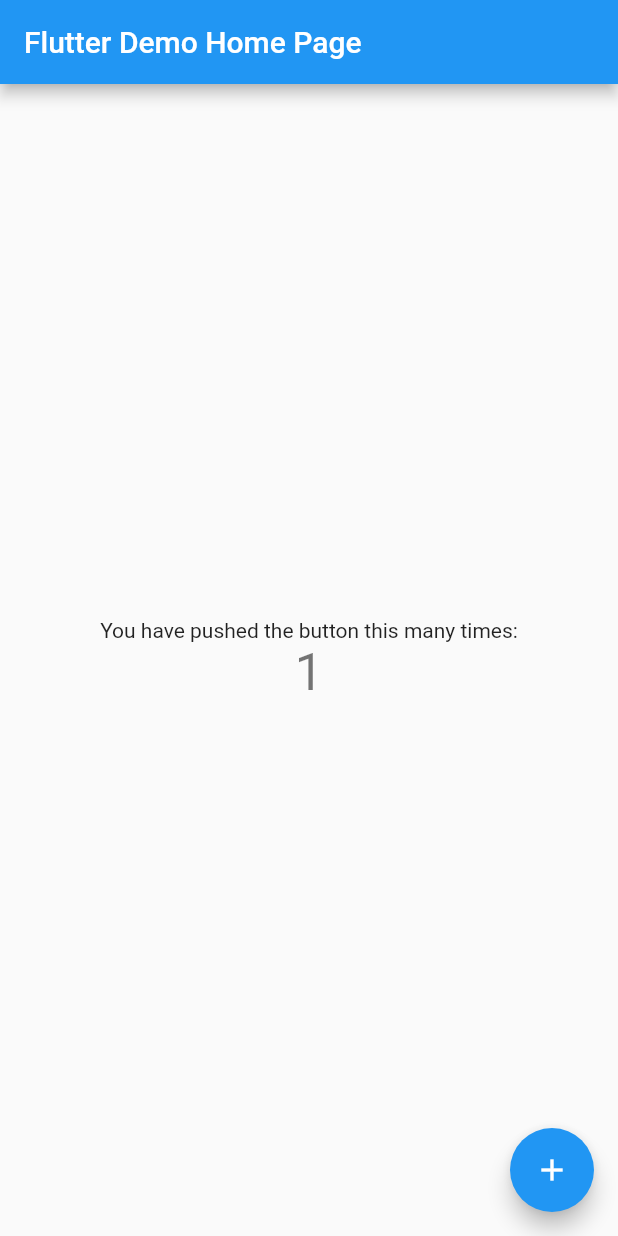
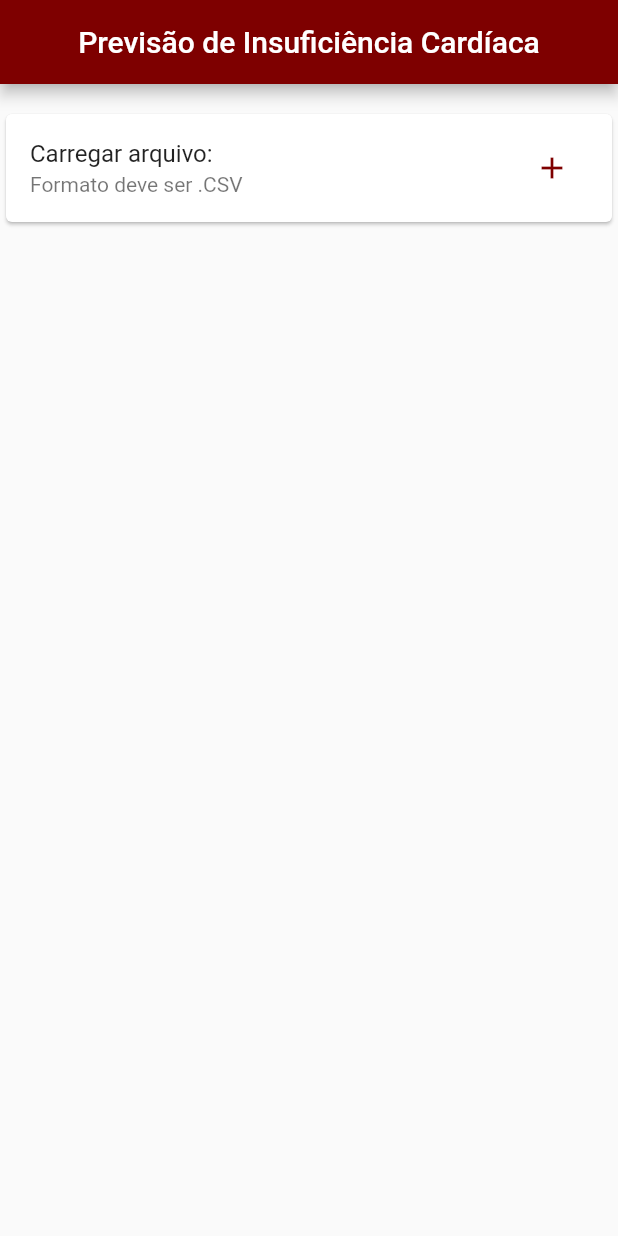
Before and after one commit to GuilhermeHSP/APP_Cardio, a Flutter app: the screen it shows after launch, after a tap on the "add" icon, on a phone screen of 412 x 824 dp. Run offline on Flutter 3.47's test engine with Material 2 defaults, Android fonts, the phone set to English and light mode, and no system bars; our stand-ins replace file_picker.

Commit message:
Reenviando todo o progresso anterior

```diff
--- a/cardio_app/lib/main.dart
+++ b/cardio_app/lib/main.dart
@@ -1,115 +1,61 @@
+import 'dart:io';
+import 'package:file_picker/file_picker.dart';
 import 'package:flutter/material.dart';
 
-void main() {
-  runApp(const MyApp());
+main() => runApp(const CardioApp());
+
+void teste() {
+  // ignore: avoid_print
+  print('TESTE');
 }
 
-class MyApp extends StatelessWidget {
-  const MyApp({super.key});
+void carregarArquivo() async {
+  FilePickerResult? result = await FilePicker.platform.pickFiles();
 
-  // This widget is the root of your application.
+  if (result != null) {
+    File file = File(result.files.single.path!);
+    //FALTA TRATAMENTO PRA VERIFICAR .CSVV
+
+  } else {
+    // User canceled the picker
+  }
+  return;
+}
+
+class CardioApp extends StatefulWidget {
+  const CardioApp({super.key});
+
+  @override
+  State<CardioApp> createState() => _CardioAppState();
+}
+
+class _CardioAppState extends State<CardioApp> {
   @override
   Widget build(BuildContext context) {
     return MaterialApp(
-      title: 'Flutter Demo',
-      theme: ThemeData(
-        // This is the theme of your application.
-        //
-        // Try running your application with "flutter run". You'll see the
-        // application has a blue toolbar. Then, without quitting the app, try
-        // changing the primarySwatch below to Colors.green and then invoke
-        // "hot reload" (press "r" in the console where you ran "flutter run",
-        // or simply save your changes to "hot reload" in a Flutter IDE).
-        // Notice that the counter didn't reset back to zero; the application
-        // is not restarted.
-        primarySwatch: Colors.blue,
+      home: Scaffold(
+        appBar: AppBar(
+            backgroundColor: const Color.fromARGB(255, 126, 0, 0),
+            title: const Center(
+                child: Text('Previsão de Insuficiência Cardíaca'))),
+        body: Center(
+          child: Column(
+            // ignore: prefer_const_literals_to_create_immutables
+            children: [
+              const Text(''),
+              const Card(
+                child: ListTile(
+                  title: Text('Carregar arquivo:'),
+                  subtitle: Text('Formato deve ser .CSV'),
+                  trailing: IconButton(
+                      onPressed: carregarArquivo, icon: Icon(Icons.add)),
+                  iconColor: Color.fromARGB(255, 126, 0, 0),
+                ),
+              ),
+            ],
+          ),
+        ),
       ),
-      home: const MyHomePage(title: 'Flutter Demo Home Page'),
     );
   }
 }
-
-class MyHomePage extends StatefulWidget {
-  const MyHomePage({super.key, required this.title});
-
-  // This widget is the home page of your application. It is stateful, meaning
-  // that it has a State object (defined below) that contains fields that affect
-  // how it looks.
-
-  // This class is the configuration for the state. It holds the values (in this
-  // case the title) provided by the parent (in this case the App widget) and
-  // used by the build method of the State. Fields in a Widget subclass are
-  // always marked "final".
-
-  final String title;
-
-  @override
-  State<MyHomePage> createState() => _MyHomePageState();
-}
-
-class _MyHomePageState extends State<MyHomePage> {
-  int _counter = 0;
-
-  void _incrementCounter() {
-    setState(() {
-      // This call to setState tells the Flutter framework that something has
-      // changed in this State, which causes it to rerun the build method below
-      // so that the display can reflect the updated values. If we changed
-      // _counter without calling setState(), then the build method would not be
-      // called again, and so nothing would appear to happen.
-      _counter++;
-    });
-  }
-
-  @override
-  Widget build(BuildContext context) {
-    // This method is rerun every time setState is called, for instance as done
-    // by the _incrementCounter method above.
-    //
-    // The Flutter framework has been optimized to make rerunning build methods
-    // fast, so that you can just rebuild anything that needs updating rather
-    // than having to individually change instances of widgets.
-    return Scaffold(
-      appBar: AppBar(
-        // Here we take the value from the MyHomePage object that was created by
-        // the App.build method, and use it to set our appbar title.
-        title: Text(widget.title),
-      ),
-      body: Center(
-        // Center is a layout widget. It takes a single child and positions it
-        // in the middle of the parent.
-        child: Column(
-          // Column is also a layout widget. It takes a list of children and
-          // arranges them vertically. By default, it sizes itself to fit its
-          // children horizontally, and tries to be as tall as its parent.
-          //
-          // Invoke "debug painting" (press "p" in the console, choose the
-          // "Toggle Debug Paint" action from the Flutter Inspector in Android
-          // Studio, or the "Toggle Debug Paint" command in Visual Studio Code)
-          // to see the wireframe for each widget.
-          //
-          // Column has various properties to control how it sizes itself and
-          // how it positions its children. Here we use mainAxisAlignment to
-          // center the children vertically; the main axis here is the vertical
-          // axis because Columns are vertical (the cross axis would be
-          // horizontal).
-          mainAxisAlignment: MainAxisAlignment.center,
-          children: <Widget>[
-            const Text(
-              'You have pushed the button this many times:',
-            ),
-            Text(
-              '$_counter',
-              style: Theme.of(context).textTheme.headline4,
-            ),
-          ],
-        ),
-      ),
-      floatingActionButton: FloatingActionButton(
-        onPressed: _incrementCounter,
-        tooltip: 'Increment',
-        child: const Icon(Icons.add),
-      ), // This trailing comma makes auto-formatting nicer for build methods.
-    );
-  }
-}
--- a/cardio_app/pubspec.yaml
+++ b/cardio_app/pubspec.yaml
@@ -31,6 +31,7 @@
 dependencies:
   flutter:
     sdk: flutter
+  file_picker: ^5.2.4
 
 
   # The following adds the Cupertino Icons font to your application.
@@ -40,7 +41,6 @@
 dev_dependencies:
   flutter_test:
     sdk: flutter
-
   # The "flutter_lints" package below contains a set of recommended lints to
   # encourage good coding practices. The lint set provided by the package is
   # activated in the `analysis_options.yaml` file located at the root of your
```
Also changed, not shown: cardio_app/lib/laboratorio para testes.txt (added, +102 -0 lines), cardio_app/pubspec.lock, 2 other files.
